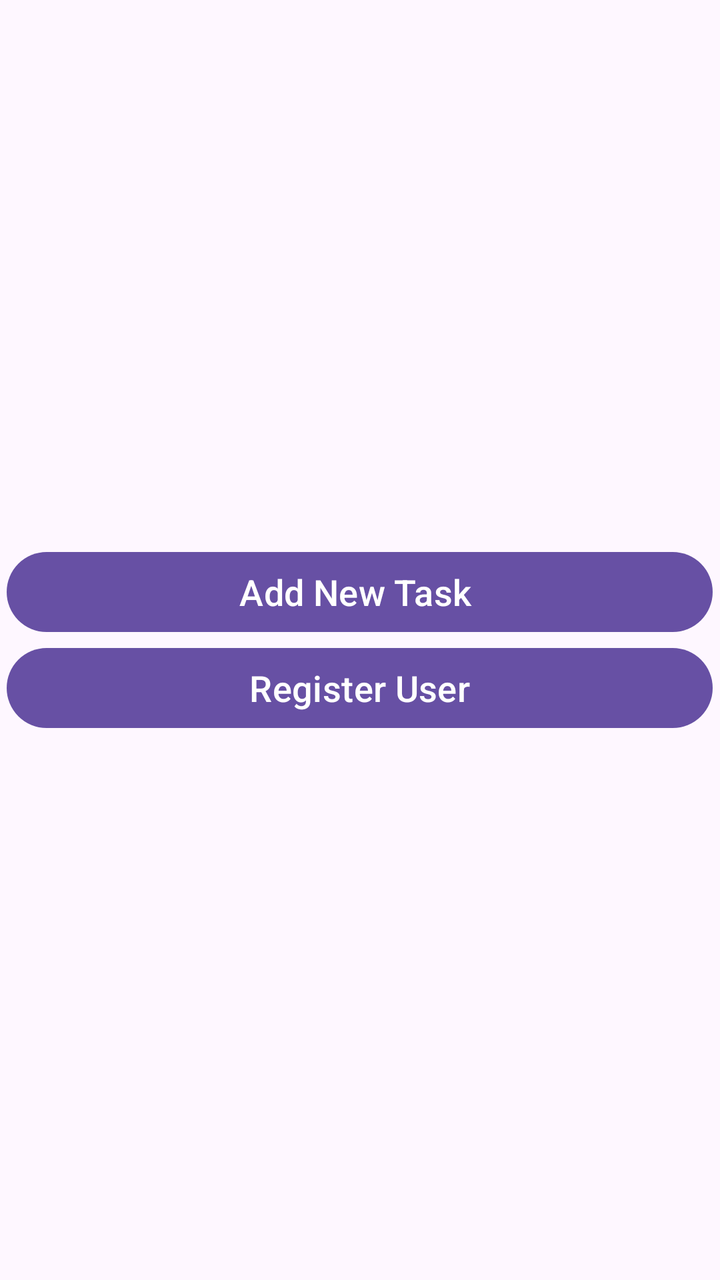
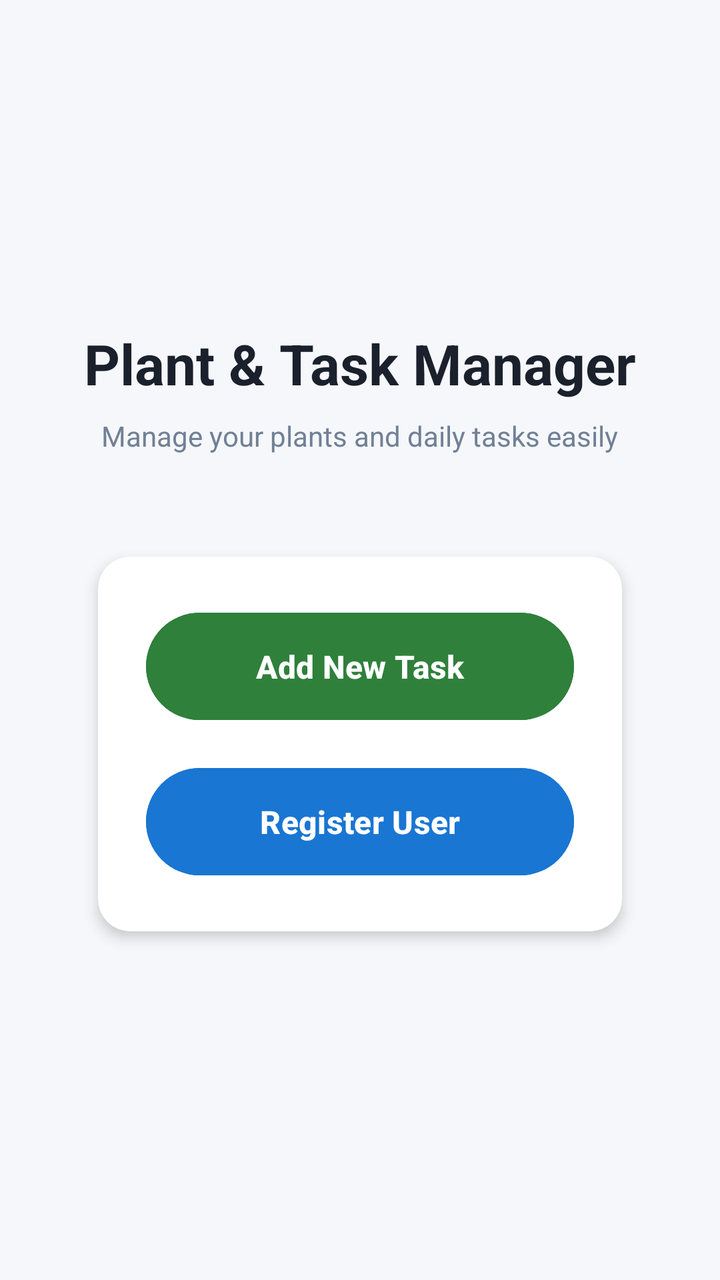

Before-and-after screenshots of an Android layout around one commit, followed by the original layout XML and the change that was made.
<!-- AndroidManifest.xml: application theme Theme.Ameen_final_new_project -->
<!-- res/layout/activity_main.xml -->
<?xml version="1.0" encoding="utf-8"?>
<LinearLayout xmlns:android="http://schemas.android.com/apk/res/android"
    xmlns:app="http://schemas.android.com/apk/res-auto"
    xmlns:tools="http://schemas.android.com/tools"
    android:id="@+id/main"
    android:layout_width="match_parent"
    android:layout_height="match_parent"
    android:layout_gravity="center"
    android:gravity="center"
    android:orientation="vertical"
    tools:context=".viewPkg.MainActivity">

    <Button
        android:id="@+id/btnAddTaskScreen"
        android:layout_width="353dp"
        android:layout_height="48dp"
        android:layout_gravity="center"
        android:rotation="0"
        android:rotationX="0"
        android:rotationY="0"
        android:text="Add New Task "
        android:textSize="18dp" />

    <Button
        android:id="@+id/btnRegisterScreen"
        android:layout_width="353dp"
        android:layout_height="48dp"
        android:layout_gravity="center"
        android:text="Register User"
        android:textSize="18dp" />
</LinearLayout>
<!-- resources referenced by this layout -->
<resources>
  <style name="Theme.Ameen_final_new_project" parent="Base.Theme.Ameen_final_new_project" />
  <style name="Base.Theme.Ameen_final_new_project" parent="Theme.Material3.DayNight.NoActionBar">
          
          
      </style>
</resources>

<!-- the commit's change to res/layout/activity_main.xml (unified diff, before → after) -->
@@ -5,27 +5,71 @@
     android:id="@+id/main"
     android:layout_width="match_parent"
     android:layout_height="match_parent"
-    android:layout_gravity="center"
+    android:background="#F5F7FA"
     android:gravity="center"
     android:orientation="vertical"
+    android:padding="24dp"
     tools:context=".viewPkg.MainActivity">
 
-    <Button
-        android:id="@+id/btnAddTaskScreen"
-        android:layout_width="353dp"
-        android:layout_height="48dp"
-        android:layout_gravity="center"
-        android:rotation="0"
-        android:rotationX="0"
-        android:rotationY="0"
-        android:text="Add New Task "
-        android:textSize="18dp" />
+    
+    <TextView
+        android:layout_width="wrap_content"
+        android:layout_height="wrap_content"
+        android:layout_marginBottom="8dp"
+        android:text="Plant &amp; Task Manager"
+        android:textColor="#1A202C"
+        android:textSize="28sp"
+        android:textStyle="bold" />
 
-    <Button
-        android:id="@+id/btnRegisterScreen"
-        android:layout_width="353dp"
-        android:layout_height="48dp"
-        android:layout_gravity="center"
-        android:text="Register User"
-        android:textSize="18dp" />
+    <TextView
+        android:layout_width="wrap_content"
+        android:layout_height="wrap_content"
+        android:layout_marginBottom="40dp"
+        android:text="Manage your plants and daily tasks easily"
+        android:textColor="#718096"
+        android:textSize="14sp" />
+
+    
+    <androidx.cardview.widget.CardView
+        android:layout_width="match_parent"
+        android:layout_height="wrap_content"
+        android:layout_marginStart="16dp"
+        android:layout_marginEnd="16dp"
+        app:cardCornerRadius="16dp"
+        app:cardElevation="4dp"
+        app:cardUseCompatPadding="true">
+
+        <LinearLayout
+            android:layout_width="match_parent"
+            android:layout_height="wrap_content"
+            android:orientation="vertical"
+            android:padding="24dp">
+
+            <Button
+                android:id="@+id/btnAddTaskScreen"
+                android:layout_width="match_parent"
+                android:layout_height="wrap_content"
+                android:layout_marginBottom="16dp"
+                android:backgroundTint="#2F803B"
+                android:padding="16dp"
+                android:text="Add New Task"
+                android:textColor="#FFFFFF"
+                android:textSize="16sp"
+                android:textStyle="bold" />
+
+            <Button
+                android:id="@+id/btnRegisterScreen"
+                android:layout_width="match_parent"
+                android:layout_height="wrap_content"
+                android:backgroundTint="#1976D2"
+                android:padding="16dp"
+                android:text="Register User"
+                android:textColor="#FFFFFF"
+                android:textSize="16sp"
+                android:textStyle="bold" />
+
+        </LinearLayout>
+
+    </androidx.cardview.widget.CardView>
+
 </LinearLayout>
